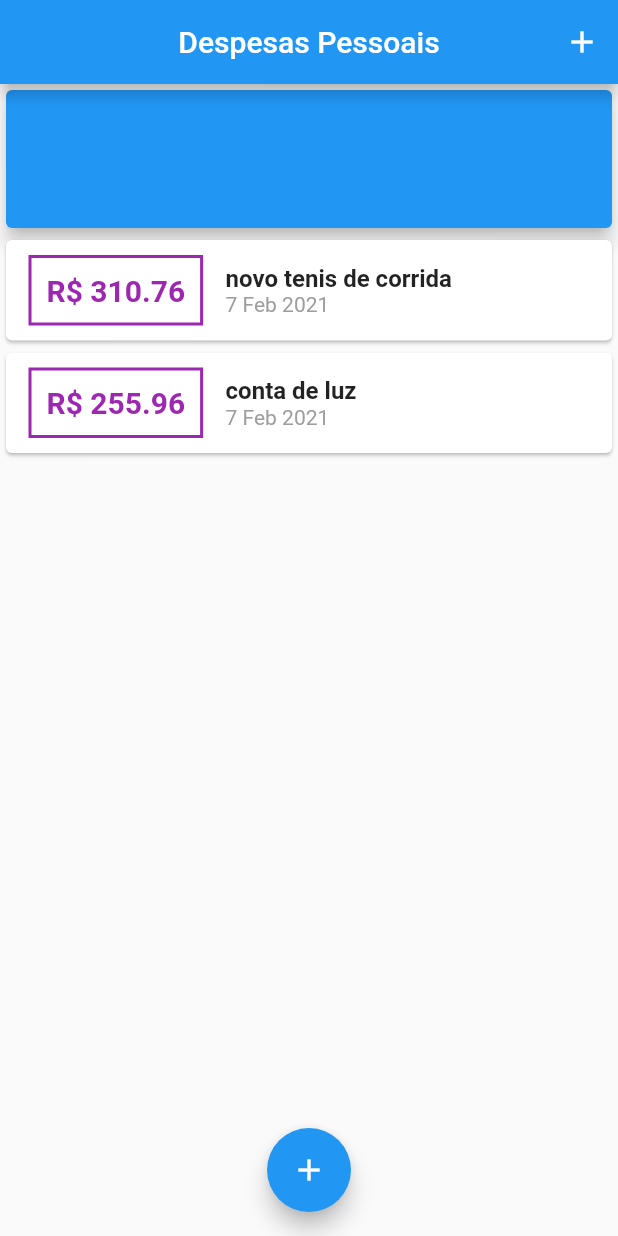
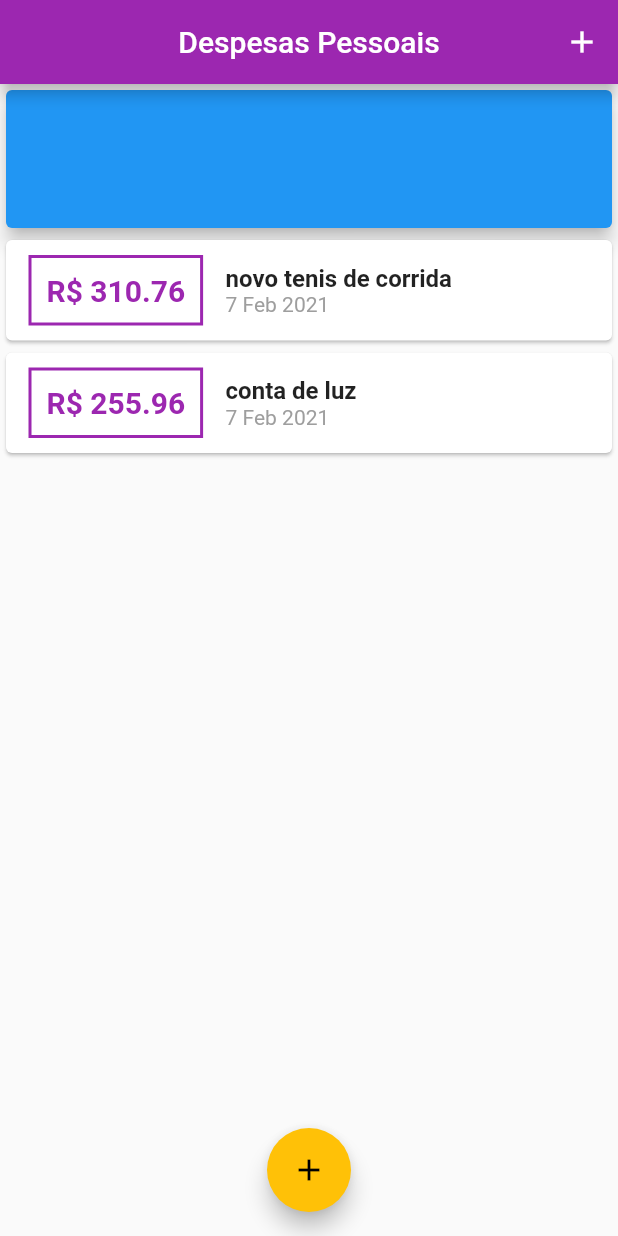
Before and after one commit to ASbarros/despesas_pessoais, a Flutter app: the screen it shows after launch, on a phone screen of 412 x 824 dp. Run offline on Flutter 3.47's test engine with Material 2 defaults, Android fonts, the phone set to English and light mode, and no system bars.

Commit message:
mudando a cor primaria

```diff
--- a/lib/components/transaction_list.dart
+++ b/lib/components/transaction_list.dart
@@ -22,7 +22,8 @@ class TransactionList extends StatelessWidget {
                 Container(
                   margin: EdgeInsets.symmetric(horizontal: 15, vertical: 10),
                   decoration: BoxDecoration(
-                    border: Border.all(color: Colors.purple, width: 2),
+                    border: Border.all(
+                        color: Theme.of(context).primaryColor, width: 2),
                   ),
                   padding: EdgeInsets.all(10),
                   child: Text(
@@ -30,7 +31,7 @@ class TransactionList extends StatelessWidget {
                     style: TextStyle(
                         fontWeight: FontWeight.bold,
                         fontSize: 20,
-                        color: Colors.purple),
+                        color: Theme.of(context).primaryColor),
                   ),
                 ),
                 Column(
--- a/lib/main.dart
+++ b/lib/main.dart
@@ -12,6 +12,7 @@ class MyApp extends StatelessWidget {
   @override
   Widget build(BuildContext context) {
     return MaterialApp(
+      theme: ThemeData(primarySwatch: Colors.purple, accentColor: Colors.amber),
       home: MyHomePage(),
     );
   }
```
